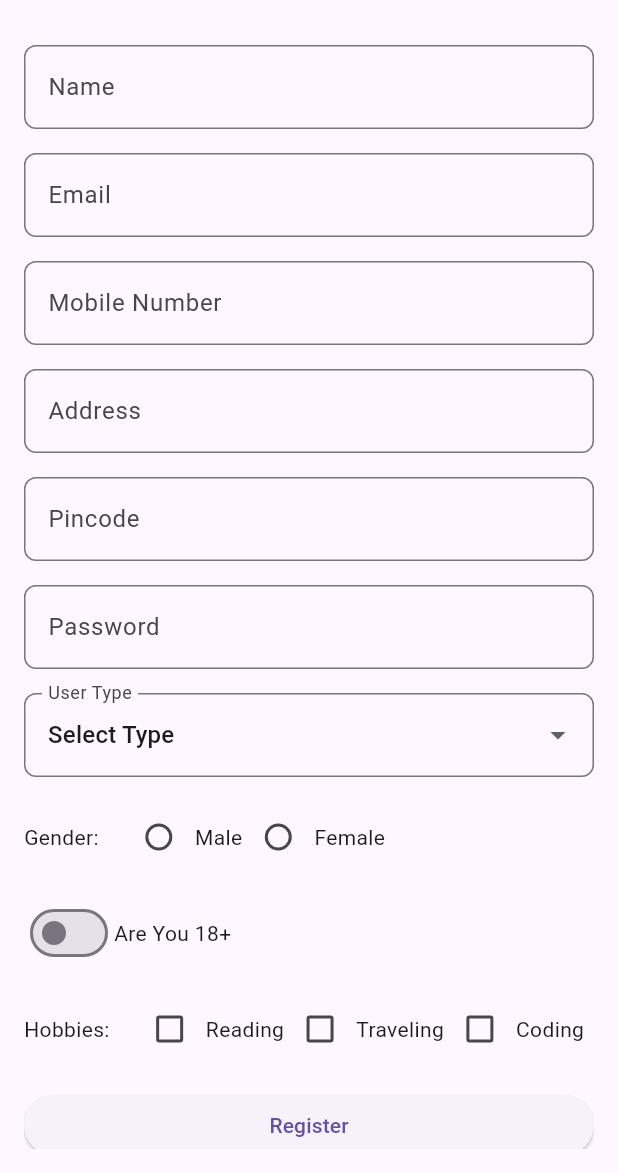
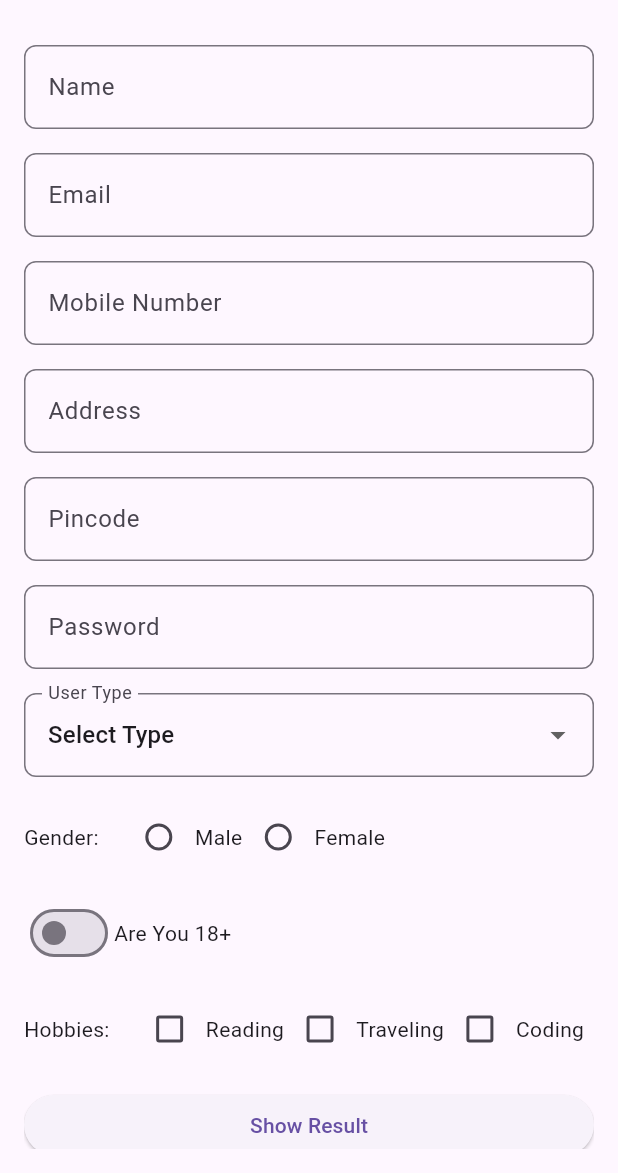
Before and after one commit to Viraj1812/uc, a Flutter app: the screen it shows after launch, on a phone screen of 412 x 824 dp, the part 63-1236 px from its top. Run offline on Flutter 3.47's test engine with Material 3 defaults, Android fonts, the light colour scheme and no system bars; our stand-ins replace google_fonts.

Commit message:
small changes

```diff
--- a/lib/ui/home_screen.dart
+++ b/lib/ui/home_screen.dart
@@ -144,7 +144,7 @@ class _HomeScreenState extends State<HomeScreen> {
                 const SizedBox(height: 16.0),
                 ElevatedButton(
                   onPressed: _submitForm,
-                  child: const Text('Register'),
+                  child: const Text('Show Result'),
                 ),
               ],
             ),
```
